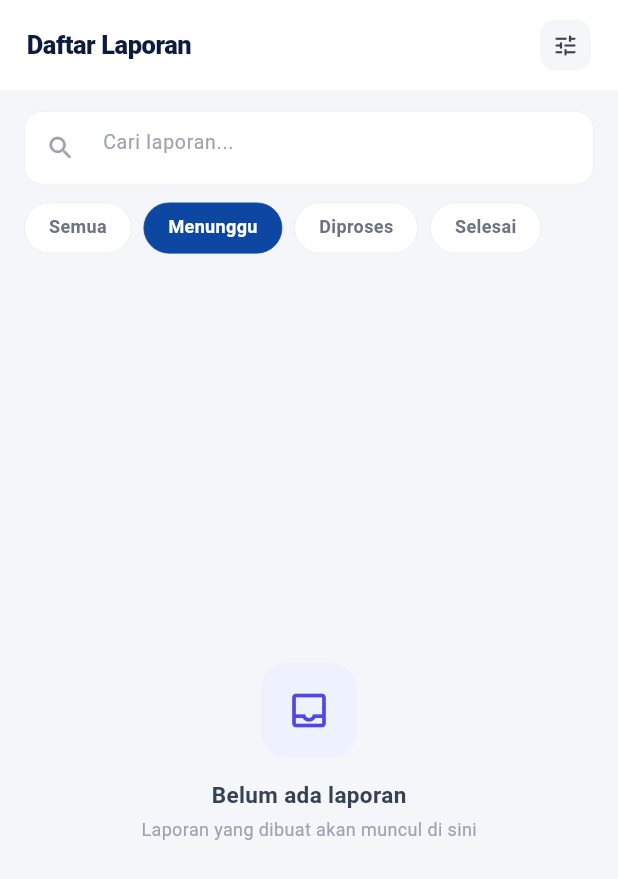
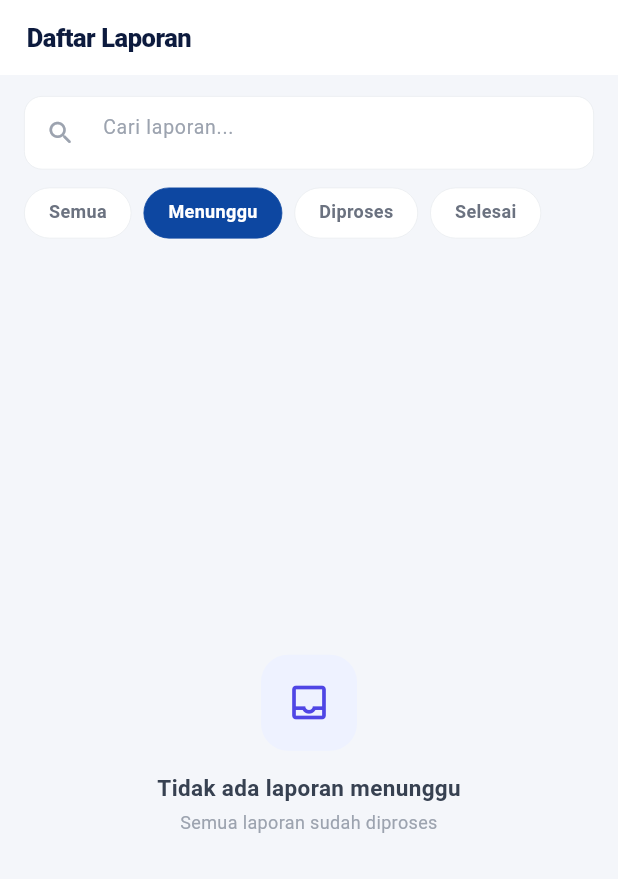
Before and after one commit to Dimmsam/pol-lapor, a Flutter app: the LaporanScreen screen opened directly, after a tap on "Menunggu", on a phone screen of 412 x 824 dp. Shown: the top 879 px of the screen. Run offline on Flutter 3.47's test engine with Material 3 defaults, Android fonts, the phone set to English and light mode, and no system bars; our stand-ins replace connectivity_plus, flutter_dotenv, hive, hive_flutter, image_picker, permission_handler and 1 more; accounts and stored records are empty; generated files the repository leaves out were written again.

Commit message:
fixing bug part 4

```diff
--- a/lib/presentation/screens/home/dashboard_screen.dart
+++ b/lib/presentation/screens/home/dashboard_screen.dart
@@ -281,7 +281,22 @@ class _StatSection extends StatelessWidget {
 
   @override
   Widget build(BuildContext context) {
-    final synced = provider.totalLaporan - provider.totalUnsynced;
+    final box = Hive.box<LaporanLokal>(AppConstants.boxLaporan);
+
+    return ValueListenableBuilder(
+      valueListenable: box.listenable(),
+      builder: (context, Box<LaporanLokal> box, _) {
+        final semua = box.values.toList();
+        final total = semua.length;
+        final diproses = semua
+            .where((l) =>
+                l.status == StatusLaporan.diproses ||
+                l.status == StatusLaporan.menungguKlasifikasi)
+            .length;
+        final selesai = semua
+            .where((l) => l.status == StatusLaporan.selesai)
+            .length;
+
         return Padding(
           padding: const EdgeInsets.symmetric(horizontal: 16),
           child: Row(
@@ -291,7 +306,7 @@ class _StatSection extends StatelessWidget {
                   icon: Icons.description_outlined,
                   iconColor: const Color(0xFF4F46E5),
                   iconBg: const Color(0xFFEEF2FF),
-              value: provider.totalLaporan.toString(),
+                  value: total.toString(),
                   label: 'Total',
                 ),
               ),
@@ -301,7 +316,7 @@ class _StatSection extends StatelessWidget {
                   icon: Icons.schedule_outlined,
                   iconColor: const Color(0xFFD97706),
                   iconBg: const Color(0xFFFEF3C7),
-              value: provider.totalUnsynced.toString(),
+                  value: diproses.toString(),
                   label: 'Diproses',
                 ),
               ),
@@ -311,12 +326,14 @@ class _StatSection extends StatelessWidget {
                   icon: Icons.check_circle_outline_rounded,
                   iconColor: const Color(0xFF059669),
                   iconBg: const Color(0xFFD1FAE5),
-              value: synced.toString(),
+                  value: selesai.toString(),
                   label: 'Selesai',
                 ),
               ),
             ],
           ),
+        );
+      },
     );
   }
 }
--- a/lib/presentation/screens/home/laporan_screen.dart
+++ b/lib/presentation/screens/home/laporan_screen.dart
@@ -3,9 +3,8 @@
 // File: laporan_screen.dart
 
 import 'package:flutter/material.dart';
-import 'package:flutter/foundation.dart';
 import 'package:hive_flutter/hive_flutter.dart';
-import '../../../services/hive_service.dart';
+import '../../../core/constants/app_constants.dart';
 import '../../../data/models/laporan_lokal.dart';
 
 class LaporanScreen extends StatefulWidget {
@@ -43,15 +42,13 @@ class _LaporanScreenState extends State<LaporanScreen> {
     );
   }
 
-  // ─── TOP BAR ──────────────────────────────────────────────────────────────
-
   Widget _buildTopBar() {
     return Container(
       color: Colors.white,
       padding: const EdgeInsets.symmetric(horizontal: 18, vertical: 13),
-      child: Row(
+      child: const Row(
         children: [
-          const Text(
+          Text(
             'Daftar Laporan',
             style: TextStyle(
               fontSize: 17,
@@ -60,26 +57,10 @@ class _LaporanScreenState extends State<LaporanScreen> {
               letterSpacing: -0.3,
             ),
           ),
-          const Spacer(),
-          Container(
-            width: 34,
-            height: 34,
-            decoration: BoxDecoration(
-              color: const Color(0xFFF4F6FA),
-              borderRadius: BorderRadius.circular(10),
-            ),
-            child: const Icon(
-              Icons.tune_rounded,
-              color: Color(0xFF374151),
-              size: 18,
-            ),
-          ),
         ],
       ),
     );
   }
-
-  // ─── SEARCH BAR ───────────────────────────────────────────────────────────
 
   Widget _buildSearchBar() {
     return Padding(
@@ -92,7 +73,8 @@ class _LaporanScreenState extends State<LaporanScreen> {
         ),
         child: TextField(
           controller: _searchCtrl,
-          onChanged: (val) => setState(() => _searchQuery = val.toLowerCase()),
+          onChanged: (val) =>
+              setState(() => _searchQuery = val.toLowerCase()),
           style: const TextStyle(fontSize: 13, color: Color(0xFF111827)),
           decoration: const InputDecoration(
             hintText: 'Cari laporan...',
@@ -110,16 +92,14 @@ class _LaporanScreenState extends State<LaporanScreen> {
     );
   }
 
-  // ─── FILTER CHIPS ─────────────────────────────────────────────────────────
-
   Widget _buildFilterChips() {
-    final filters = ['semua', 'menunggu', 'diproses', 'selesai'];
-    final labels = {
-      'semua': 'Semua',
-      'menunggu': 'Menunggu',
-      'diproses': 'Diproses',
-      'selesai': 'Selesai',
-    };
+    // key = value filter internal, label = teks yang ditampilkan
+    final filters = <Map<String, String>>[
+      {'key': 'semua', 'label': 'Semua'},
+      {'key': StatusLaporan.menungguKlasifikasi, 'label': 'Menunggu'},
+      {'key': StatusLaporan.diproses, 'label': 'Diproses'},
+      {'key': StatusLaporan.selesai, 'label': 'Selesai'},
+    ];
 
     return Padding(
       padding: const EdgeInsets.fromLTRB(16, 12, 0, 10),
@@ -128,9 +108,9 @@ class _LaporanScreenState extends State<LaporanScreen> {
         child: ListView(
           scrollDirection: Axis.horizontal,
           children: filters.map((f) {
-            final isActive = _filterStatus == f;
+            final isActive = _filterStatus == f['key'];
             return GestureDetector(
-              onTap: () => setState(() => _filterStatus = f),
+              onTap: () => setState(() => _filterStatus = f['key']!),
               child: AnimatedContainer(
                 duration: const Duration(milliseconds: 180),
                 margin: const EdgeInsets.only(right: 8),
@@ -151,13 +131,11 @@ class _LaporanScreenState extends State<LaporanScreen> {
                   ),
                 ),
                 child: Text(
-                  labels[f]!,
+                  f['label']!,
                   style: TextStyle(
                     fontSize: 12,
                     fontWeight: FontWeight.w600,
-                    color: isActive
-                        ? Colors.white
-                        : const Color(0xFF6B7280),
+                    color: isActive ? Colors.white : const Color(0xFF6B7280),
                   ),
                 ),
               ),
@@ -168,30 +146,18 @@ class _LaporanScreenState extends State<LaporanScreen> {
     );
   }
 
-  // ─── LIST ─────────────────────────────────────────────────────────────────
-
   Widget _buildList() {
-    return FutureBuilder<ValueListenable<Box<LaporanLokal>>>(
-      future: HiveService().listenLaporan(),
-      builder: (context, snapshot) {
-        if (!snapshot.hasData) {
-          return const Center(
-            child: CircularProgressIndicator(
-              strokeWidth: 2,
-              color: Color(0xFF0D47A1),
-            ),
-          );
-        }
+    final box = Hive.box<LaporanLokal>(AppConstants.boxLaporan);
 
     return ValueListenableBuilder<Box<LaporanLokal>>(
-          valueListenable: snapshot.data!,
+      valueListenable: box.listenable(),
       builder: (context, box, _) {
         var data = box.values.toList().reversed.toList();
 
-            // Filter status
+        // Filter status — cocokkan dengan StatusLaporan constants
         if (_filterStatus != 'semua') {
           data = data
-                  .where((l) => l.status.toLowerCase() == _filterStatus)
+              .where((l) => l.status == _filterStatus)
               .toList();
         }
 
@@ -199,12 +165,9 @@ class _LaporanScreenState extends State<LaporanScreen> {
         if (_searchQuery.isNotEmpty) {
           data = data
               .where((l) =>
-                      l.namaSarana
-                          .toLowerCase()
-                          .contains(_searchQuery) ||
-                      l.keteranganKerusakan
-                          .toLowerCase()
-                          .contains(_searchQuery))
+                  l.namaSarana.toLowerCase().contains(_searchQuery) ||
+                  l.keteranganKerusakan.toLowerCase().contains(_searchQuery) ||
+                  l.lokasiPerbaikan.toLowerCase().contains(_searchQuery))
               .toList();
         }
 
@@ -218,13 +181,23 @@ class _LaporanScreenState extends State<LaporanScreen> {
         );
       },
     );
-      },
-    );
   }
 
-  // ─── EMPTY STATE ──────────────────────────────────────────────────────────
+  Widget _buildEmpty() {
+    String message = 'Belum ada laporan';
+    String sub = 'Laporan yang dibuat akan muncul di sini';
 
-  Widget _buildEmpty() {
+    if (_filterStatus == StatusLaporan.menungguKlasifikasi) {
+      message = 'Tidak ada laporan menunggu';
+      sub = 'Semua laporan sudah diproses';
+    } else if (_filterStatus == StatusLaporan.diproses) {
+      message = 'Tidak ada laporan diproses';
+      sub = 'Belum ada laporan yang sedang diproses';
+    } else if (_filterStatus == StatusLaporan.selesai) {
+      message = 'Belum ada laporan selesai';
+      sub = 'Laporan yang selesai akan muncul di sini';
+    }
+
     return Center(
       child: Column(
         mainAxisAlignment: MainAxisAlignment.center,
@@ -243,18 +216,19 @@ class _LaporanScreenState extends State<LaporanScreen> {
             ),
           ),
           const SizedBox(height: 14),
-          const Text(
-            'Belum ada laporan',
-            style: TextStyle(
+          Text(
+            message,
+            style: const TextStyle(
               fontSize: 15,
               fontWeight: FontWeight.w700,
               color: Color(0xFF374151),
             ),
           ),
           const SizedBox(height: 4),
-          const Text(
-            'Laporan yang dibuat akan muncul di sini',
-            style: TextStyle(fontSize: 12, color: Color(0xFF9CA3AF)),
+          Text(
+            sub,
+            style: const TextStyle(fontSize: 12, color: Color(0xFF9CA3AF)),
+            textAlign: TextAlign.center,
           ),
         ],
       ),
@@ -262,7 +236,7 @@ class _LaporanScreenState extends State<LaporanScreen> {
   }
 }
 
-// ─── LAPORAN CARD ─────────────────────────────────────────────────────────
+// ─── LAPORAN CARD ──────────────────────────────────────────────────────────
 
 class _LaporanCard extends StatelessWidget {
   final LaporanLokal laporan;
@@ -270,17 +244,11 @@ class _LaporanCard extends StatelessWidget {
 
   IconData get _icon {
     final nama = laporan.namaSarana.toLowerCase();
-    if (nama.contains('ac') || nama.contains('kipas')) {
-      return Icons.air_outlined;
-    } else if (nama.contains('lampu') || nama.contains('listrik')) {
-      return Icons.lightbulb_outline_rounded;
-    } else if (nama.contains('pintu') || nama.contains('jendela')) {
-      return Icons.door_back_door_outlined;
-    } else if (nama.contains('proyektor') || nama.contains('komputer')) {
-      return Icons.monitor_outlined;
-    } else if (nama.contains('toilet') || nama.contains('wc')) {
-      return Icons.wc_outlined;
-    }
+    if (nama.contains('ac') || nama.contains('kipas')) return Icons.air_outlined;
+    if (nama.contains('lampu') || nama.contains('listrik')) return Icons.lightbulb_outline_rounded;
+    if (nama.contains('pintu') || nama.contains('jendela')) return Icons.door_back_door_outlined;
+    if (nama.contains('proyektor') || nama.contains('komputer')) return Icons.monitor_outlined;
+    if (nama.contains('toilet') || nama.contains('wc')) return Icons.wc_outlined;
     return Icons.construction_outlined;
   }
 
@@ -298,7 +266,6 @@ class _LaporanCard extends StatelessWidget {
         child: Column(
           crossAxisAlignment: CrossAxisAlignment.start,
           children: [
-            // Header
             Row(
               crossAxisAlignment: CrossAxisAlignment.start,
               children: [
@@ -309,8 +276,7 @@ class _LaporanCard extends StatelessWidget {
                     color: const Color(0xFFF0F4FF),
                     borderRadius: BorderRadius.circular(11),
                   ),
-                  child: Icon(_icon,
-                      color: const Color(0xFF0D47A1), size: 19),
+                  child: Icon(_icon, color: const Color(0xFF0D47A1), size: 19),
                 ),
                 const SizedBox(width: 12),
                 Expanded(
@@ -327,7 +293,7 @@ class _LaporanCard extends StatelessWidget {
                       ),
                       const SizedBox(height: 2),
                       Text(
-                        laporan.keteranganKerusakan,
+                        laporan.lokasiPerbaikan,
                         maxLines: 1,
                         overflow: TextOverflow.ellipsis,
                         style: const TextStyle(
@@ -342,14 +308,10 @@ class _LaporanCard extends StatelessWidget {
                 _StatusBadge(status: laporan.status),
               ],
             ),
-
-            // Divider
             const Padding(
               padding: EdgeInsets.symmetric(vertical: 11),
               child: Divider(height: 0, thickness: 0.5, color: Color(0xFFF3F4F6)),
             ),
-
-            // Deskripsi
             Text(
               laporan.keteranganKerusakan,
               style: const TextStyle(
@@ -358,32 +320,22 @@ class _LaporanCard extends StatelessWidget {
                 height: 1.5,
               ),
             ),
-
             const SizedBox(height: 10),
-
-            // Footer
             Row(
               children: [
-                const Icon(
-                  Icons.calendar_today_outlined,
-                  size: 12,
-                  color: Color(0xFF9CA3AF),
-                ),
+                const Icon(Icons.calendar_today_outlined,
+                    size: 12, color: Color(0xFF9CA3AF)),
                 const SizedBox(width: 5),
                 Text(
                   '${laporan.createdAt.day.toString().padLeft(2, '0')}/'
                   '${laporan.createdAt.month.toString().padLeft(2, '0')}/'
                   '${laporan.createdAt.year}',
-                  style: const TextStyle(
-                    fontSize: 11,
-                    color: Color(0xFF9CA3AF),
-                  ),
+                  style: const TextStyle(fontSize: 11, color: Color(0xFF9CA3AF)),
                 ),
                 if (!laporan.isSynced) ...[
                   const Spacer(),
                   Container(
-                    width: 6,
-                    height: 6,
+                    width: 6, height: 6,
                     decoration: const BoxDecoration(
                       color: Color(0xFFEF4444),
                       shape: BoxShape.circle,
@@ -408,7 +360,7 @@ class _LaporanCard extends StatelessWidget {
   }
 }
 
-// ─── STATUS BADGE ─────────────────────────────────────────────────────────
+// ─── STATUS BADGE ──────────────────────────────────────────────────────────
 
 class _StatusBadge extends StatelessWidget {
   final String status;
@@ -420,18 +372,18 @@ class _StatusBadge extends StatelessWidget {
     Color fg;
     String label;
 
-    switch (status.toLowerCase()) {
-      case 'selesai':
+    switch (status) {
+      case StatusLaporan.selesai:
         bg = const Color(0xFFD1FAE5);
         fg = const Color(0xFF065F46);
         label = 'Selesai';
         break;
-      case 'diproses':
+      case StatusLaporan.diproses:
         bg = const Color(0xFFFEF3C7);
         fg = const Color(0xFFB45309);
         label = 'Diproses';
         break;
-      default:
+      default: // menunggu_klasifikasi
         bg = const Color(0xFFF3F4F6);
         fg = const Color(0xFF6B7280);
         label = 'Menunggu';
--- a/lib/presentation/screens/home/notif_screen.dart
+++ b/lib/presentation/screens/home/notif_screen.dart
@@ -158,6 +158,8 @@ class _NotifItem extends StatelessWidget {
       return 'Laporan Selesai';
     case 'diproses':
       return 'Laporan Diproses';
+    case 'menunggu_klasifikasi':
+      return 'Laporan Baru Masuk';
     default:
       return 'Laporan Baru';
   }
```
Also changed, not shown: lib/presentation/screens/pelapor/form_laporan_screen.dart (+7 -38 lines). Lines whose indentation alone changed are shown as unchanged.
